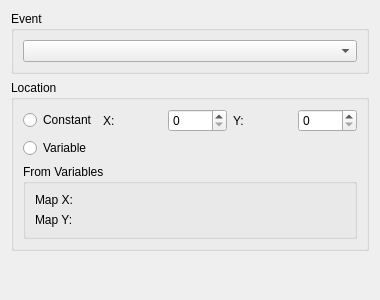
The window that src/ui/commands/change_event_location_widget.ui (lautarodragan/EasyRPGEditor) describes before a commit, drawn with Qt 5.
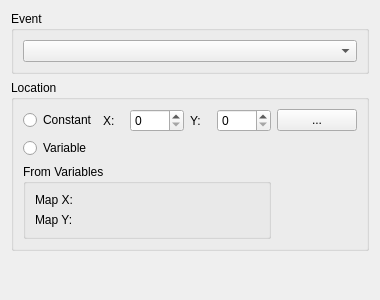
The same window after the commit. Custom widgets are drawn as their Qt base class.

Patch:
```diff
--- a/src/ui/commands/change_event_location_widget.ui
+++ b/src/ui/commands/change_event_location_widget.ui
@@ -38,6 +38,12 @@
       <item row="0" column="4">
        <widget class="RpgSpinBox" name="spinY"><property name="maximum"><number>9999</number></property></widget>
       </item>
+      <item row="0" column="5">
+       <widget class="QPushButton" name="pushPick">
+        <property name="text"><string>...</string></property>
+        <property name="toolTip"><string>Pick the location on the map</string></property>
+       </widget>
+      </item>
       <item row="1" column="0" colspan="5">
        <widget class="QRadioButton" name="radioVariable">
         <property name="text"><string>Variable</string></property>
```
